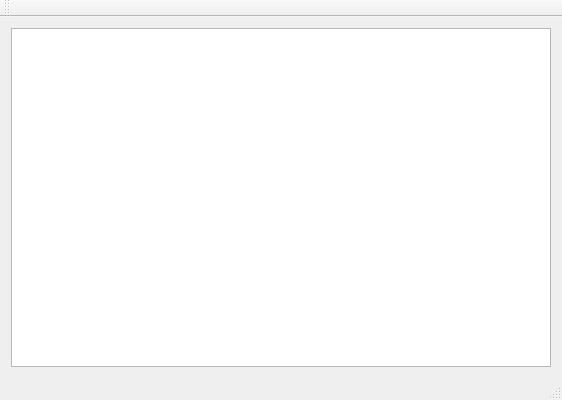
First picture: the form in mainwindow.ui, repository hawkchch/BubbleChat, before the edit.
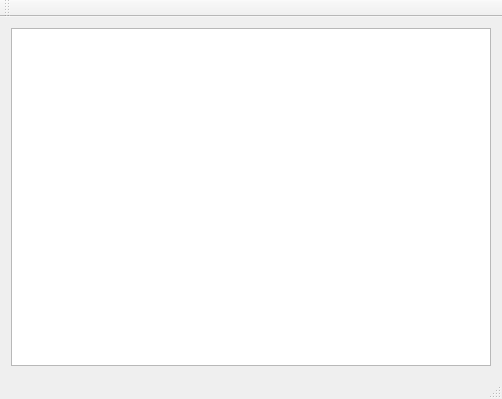
Second picture: the form after the edit. Custom widgets are drawn as their Qt base class.

Diff of the .ui file:
```diff
--- a/mainwindow.ui
+++ b/mainwindow.ui
@@ -6,8 +6,8 @@
    <rect>
     <x>0</x>
     <y>0</y>
-    <width>562</width>
-    <height>400</height>
+    <width>498</width>
+    <height>399</height>
    </rect>
   </property>
   <property name="windowTitle">
@@ -16,7 +16,14 @@
   <widget class="QWidget" name="centralWidget">
    <layout class="QVBoxLayout" name="verticalLayout">
     <item>
-     <widget class="ChatMessageView" name="listView"/>
+     <widget class="ChatMessageView" name="listView">
+      <property name="minimumSize">
+       <size>
+        <width>480</width>
+        <height>320</height>
+       </size>
+      </property>
+     </widget>
     </item>
    </layout>
   </widget>
```
Left out of the diff: 4 changed lines with no effect on the pictures.
